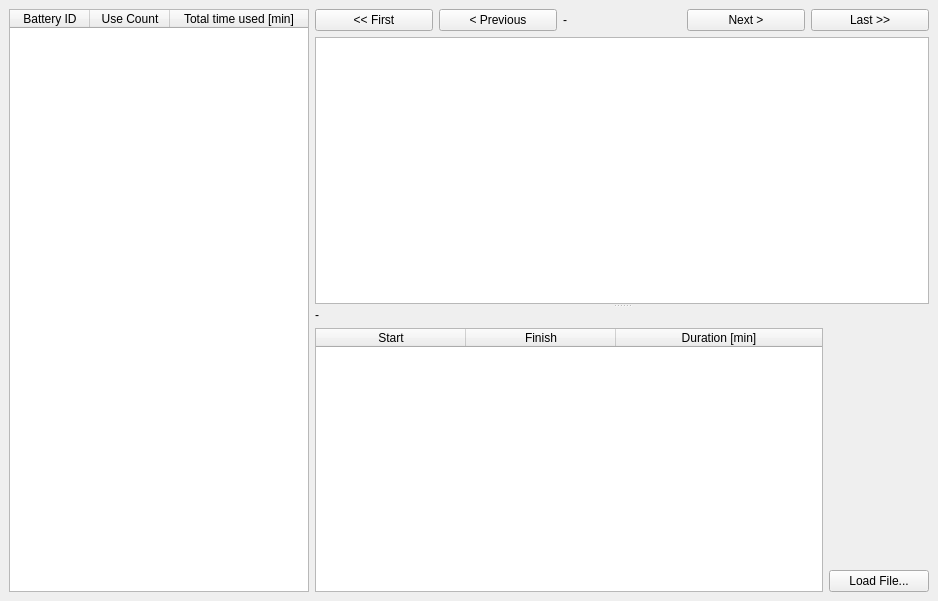
Old version of the form mainwindow.ui in the repository j-glow/battery-analyzer.
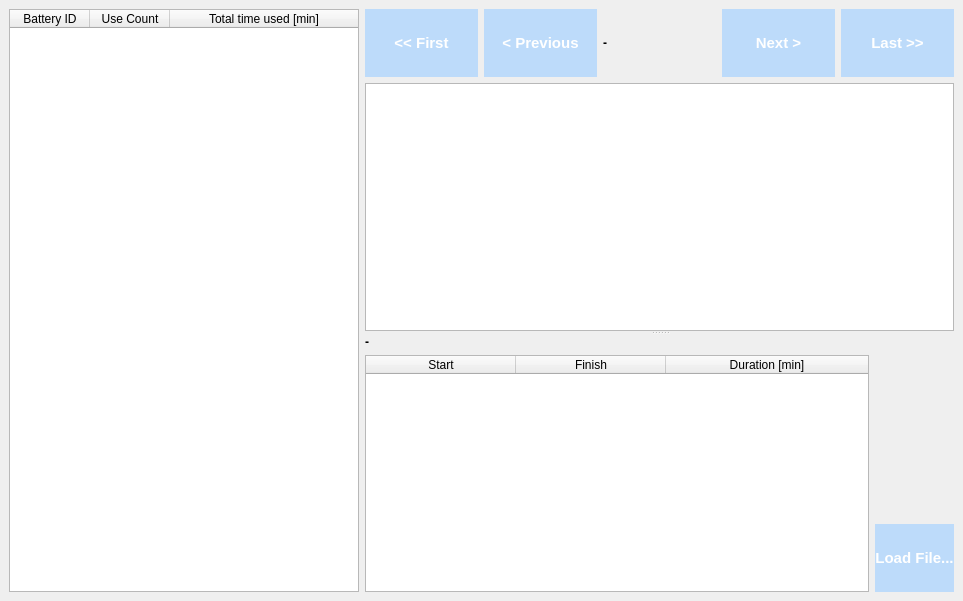
New version of the form. Custom widgets are drawn as their Qt base class.

```diff
--- a/mainwindow.ui
+++ b/mainwindow.ui
@@ -6,7 +6,7 @@
    <rect>
     <x>0</x>
     <y>0</y>
-    <width>938</width>
+    <width>963</width>
     <height>601</height>
    </rect>
   </property>
@@ -20,6 +20,43 @@
    <string>MainWindow</string>
   </property>
   <widget class="QWidget" name="centralwidget">
+   <property name="styleSheet">
+    <string notr="true">.QPushButton {
+	background:#528fcc;
+	background-color:#bddbfa;
+	border-radius:42px;
+
+	color:#ffffff;
+	font-family:Arial;
+	font-size:15px;
+	font-weight:bold;
+	padding:25px 0px;
+	text-decoration:none;
+}
+.QPushButton:hover {
+	background:#bddbfa;
+	background-color:#80b5ea;
+}
+.QPushButton:active {
+	background:#80b5ea;
+	background-color:#80b5ea;
+}
+.QPushButton:inactive{
+	background: #97abbf;
+	background-color:#80b5ea;
+}
+
+.QLabel{
+font-family: -apple-system, system-ui, system-ui, &quot;Segoe UI&quot;, Roboto, &quot;Helvetica Neue&quot;, &quot;Fira Sans&quot;, Ubuntu, Oxygen, 			&quot;Oxygen Sans&quot;, Cantarell, &quot;Droid Sans&quot;, &quot;Apple Color Emoji&quot;, &quot;Segoe UI Emoji&quot;, &quot;Segoe UI Symbol&quot;, &quot;Lucida Grande&quot;, 		Helvetica, Arial, sans-serif;
+font-size: 12px;
+font-weight: 600;
+color: #000000;
+text-decoration: none;
+font-style: normal;
+font-variant: normal;
+text-transform: none;
+}</string>
+   </property>
    <layout class="QHBoxLayout" name="horizontalLayout_4">
     <item>
      <layout class="QHBoxLayout" name="horizontalLayout_3">
@@ -27,13 +64,13 @@
        <widget class="QTableWidget" name="batteryTable">
         <property name="minimumSize">
          <size>
-          <width>300</width>
+          <width>325</width>
           <height>0</height>
          </size>
         </property>
         <property name="maximumSize">
          <size>
-          <width>300</width>
+          <width>350</width>
           <height>16777215</height>
          </size>
         </property>
@@ -71,10 +108,10 @@
          <bool>false</bool>
         </attribute>
         <attribute name="verticalHeaderMinimumSectionSize">
-         <number>20</number>
+         <number>40</number>
         </attribute>
         <attribute name="verticalHeaderDefaultSectionSize">
-         <number>20</number>
+         <number>40</number>
         </attribute>
         <attribute name="verticalHeaderStretchLastSection">
          <bool>false</bool>
@@ -107,6 +144,12 @@
            <layout class="QHBoxLayout" name="horizontalLayout">
             <item>
              <widget class="QPushButton" name="buttonFirst">
+              <property name="minimumSize">
+               <size>
+                <width>0</width>
+                <height>0</height>
+               </size>
+              </property>
               <property name="text">
                <string>&lt;&lt; First</string>
               </property>
@@ -114,6 +157,12 @@
             </item>
             <item>
              <widget class="QPushButton" name="buttonPrev">
+              <property name="minimumSize">
+               <size>
+                <width>0</width>
+                <height>0</height>
+               </size>
+              </property>
               <property name="text">
                <string>&lt; Previous</string>
               </property>
@@ -128,6 +177,12 @@
             </item>
             <item>
              <widget class="QPushButton" name="buttonNext">
+              <property name="minimumSize">
+               <size>
+                <width>0</width>
+                <height>0</height>
+               </size>
+              </property>
               <property name="text">
                <string>Next &gt;</string>
               </property>
@@ -135,6 +190,12 @@
             </item>
             <item>
              <widget class="QPushButton" name="buttonLast">
+              <property name="minimumSize">
+               <size>
+                <width>0</width>
+                <height>0</height>
+               </size>
+              </property>
               <property name="text">
                <string>Last &gt;&gt;</string>
               </property>
@@ -181,7 +242,7 @@
               </property>
               <property name="minimumSize">
                <size>
-                <width>500</width>
+                <width>100</width>
                 <height>0</height>
                </size>
               </property>
@@ -265,7 +326,7 @@
              <widget class="QPushButton" name="buttonLoad">
               <property name="minimumSize">
                <size>
-                <width>100</width>
+                <width>0</width>
                 <height>0</height>
                </size>
               </property>
```
